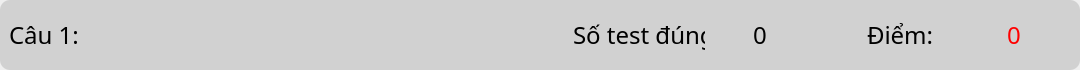
hoangm960/Astraea, file UI_Files/result_frame.ui: the form before one commit.
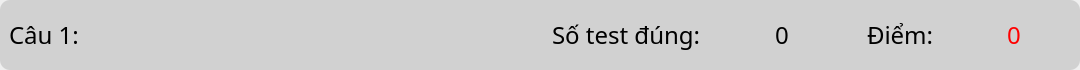
The form after the commit.

Patch:
```diff
--- a/UI_Files/result_frame.ui
+++ b/UI_Files/result_frame.ui
@@ -209,7 +209,7 @@
                  </property>
                  <property name="maximumSize">
                   <size>
-                   <width>150</width>
+                   <width>16777215</width>
                    <height>16777215</height>
                   </size>
                  </property>
```
